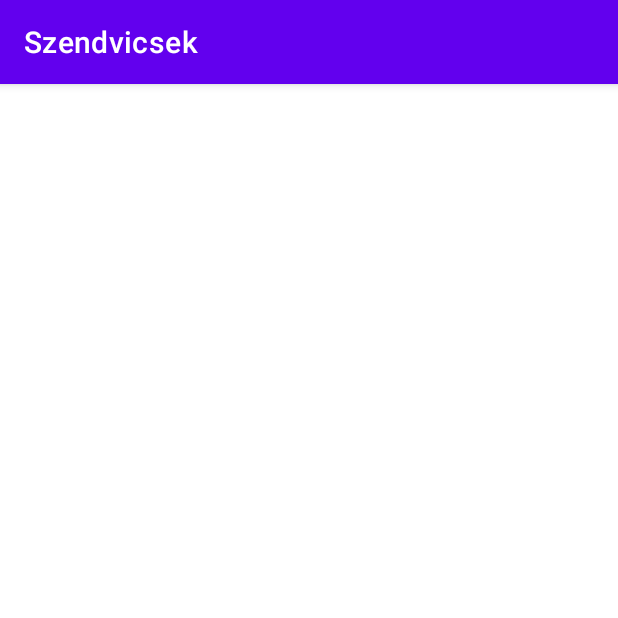
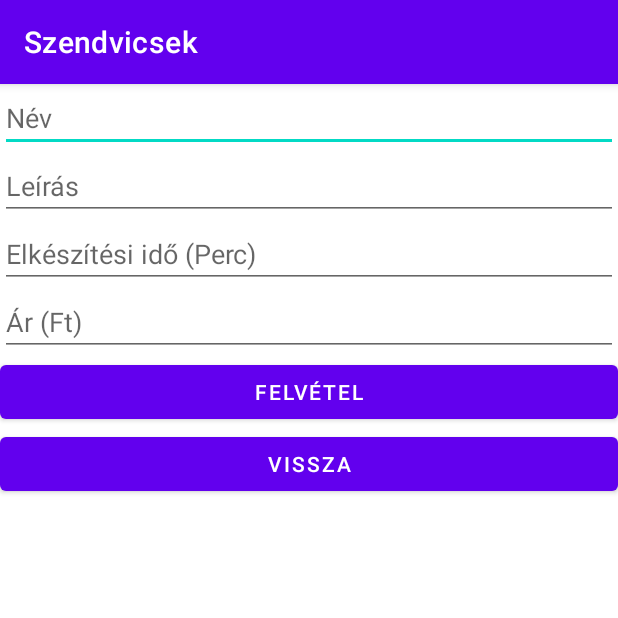
Before and after one commit to SomaHam44/SoltiSoma_Szendvicsek, an Android app: the InsertActivity screen opened directly, with no data from a screen before it, on a phone screen of 412 x 824 dp, the top half of it. Run offline under Robolectric (Android 15) with nearby library versions, the phone set to English and light mode, and no system bars.

Commit message:
InsertActivity kinézet

```diff
--- a/app/src/main/res/layout/activity_insert.xml
+++ b/app/src/main/res/layout/activity_insert.xml
@@ -1,9 +1,54 @@
 <?xml version="1.0" encoding="utf-8"?>
-<androidx.constraintlayout.widget.ConstraintLayout xmlns:android="http://schemas.android.com/apk/res/android"
+<LinearLayout xmlns:android="http://schemas.android.com/apk/res/android"
     xmlns:app="http://schemas.android.com/apk/res-auto"
     xmlns:tools="http://schemas.android.com/tools"
     android:layout_width="match_parent"
     android:layout_height="match_parent"
-    tools:context=".InsertActivity">
+    tools:context=".InsertActivity"
+    android:orientation="vertical">
 
-</androidx.constraintlayout.widget.ConstraintLayout>
+    <EditText
+        android:layout_width="match_parent"
+        android:layout_height="wrap_content"
+        android:hint="Név"
+        android:id="@+id/edit_nev"
+        />
+
+    <EditText
+        android:layout_width="match_parent"
+        android:layout_height="wrap_content"
+        android:hint="Leírás"
+        android:id="@+id/edit_leiras"
+        />
+
+    <EditText
+        android:layout_width="match_parent"
+        android:layout_height="wrap_content"
+        android:hint="Elkészítési idő (Perc)"
+        android:id="@+id/edit_elkeszitesiIdo"
+        android:inputType="number"
+        />
+
+    <EditText
+        android:layout_width="match_parent"
+        android:layout_height="wrap_content"
+        android:hint="Ár (Ft)"
+        android:id="@+id/edit_ara"
+        android:inputType="number"
+        />
+
+    <Button
+        android:layout_width="match_parent"
+        android:layout_height="wrap_content"
+        android:text="Felvétel"
+        android:id="@+id/btn_felvesz"
+        />
+
+    <Button
+        android:layout_width="match_parent"
+        android:layout_height="wrap_content"
+        android:text="Vissza"
+        android:id="@+id/btn_visszater"
+        />
+
+</LinearLayout>
```
